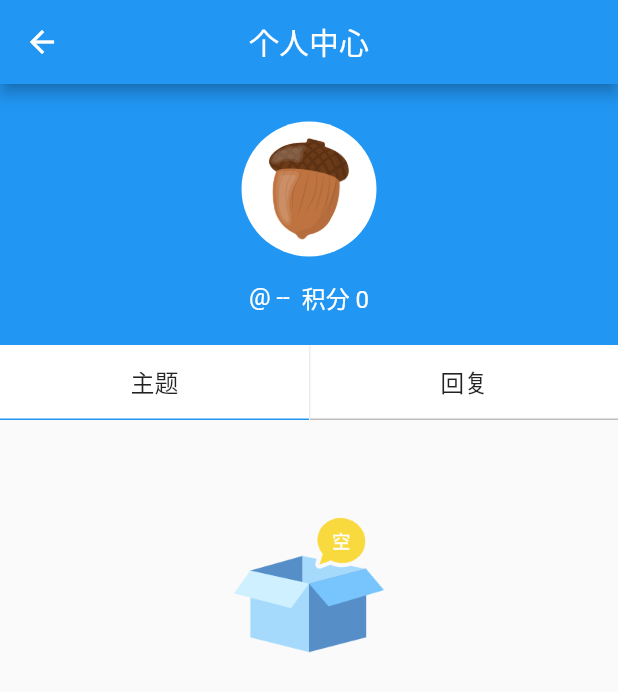
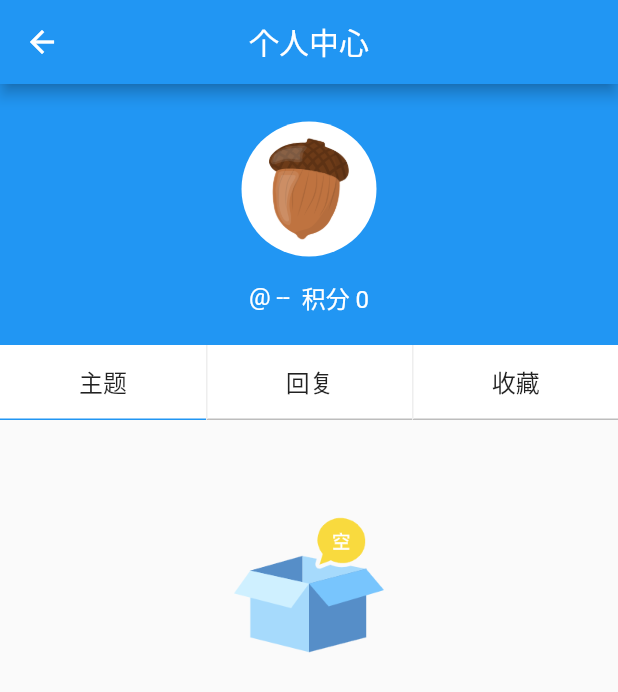
Before and after one commit to chenc041/hello_cnode, a Flutter app: the UserProfile screen opened directly, after a tap on "主题", on a phone screen of 412 x 824 dp. Shown: the top 692 px of the screen. Run offline on Flutter 3.47's test engine with Material 2 defaults, Android fonts, the phone set to English and light mode, and no system bars; our stand-ins replace date_format, dio, shared_preferences, webview_flutter; missing offline and left inert: qrscan; accounts and stored records are empty; generated files the repository leaves out were written again; network calls fail.

Commit message:
feat: 增加收藏功能

```diff
--- a/lib/constants/index.dart
+++ b/lib/constants/index.dart
@@ -27,6 +27,7 @@ const String NO_REPLY_CONTENT = '暂无回复';
 
 const String TAB_TYPE_OF_THEME = 'theme';
 const String TAB_TYPE_OF_REPLY = 'reply';
+const String TAB_TYPE_OF_COLLECT = 'collect';
 
 const double H1_SIZE = 18;
 const double H2_SIZE = 16;
--- a/lib/pages/userCenter.dart
+++ b/lib/pages/userCenter.dart
@@ -1,6 +1,7 @@
 import 'dart:math';
 import 'package:flutter/foundation.dart';
 import 'package:flutter/material.dart';
+import 'package:hello_cnode/models/home.dart';
 import 'package:hello_cnode/routes/routeParams.dart';
 import 'package:hello_cnode/utils/utils.dart';
 import 'package:hello_cnode/utils/request.dart';
@@ -23,10 +24,12 @@ class UserProfile extends StatefulWidget {
 class _UserProfile extends State<UserProfile> {
   bool _isFinish = false;
   UserCenter _userCenter;
+  List<UserDetail> _collect;
   List<UserDetail> _userDetail;
   String _currentTab = TAB_TYPE_OF_THEME;
   String _userAvatar = Utils.randomAvatar();
 
+  // 获取用户中心数据
   Future<Null> _getUserCenter() async {
     _userCenter = await Request.getUserCenter(widget.loginName);
     setState(() {
@@ -37,11 +40,21 @@ class _UserProfile extends State<UserProfile> {
     return;
   }
 
-  void _changeTab(String tab) {
+  // 获取用户搜藏内容
+  Future<Null> _getUserCollect() async {
+    _collect = await Request.getUserCollect(widget.loginName);
+    setState(() {
+      _collect = _collect;
+    });;
+  }
+
+  void _changeTab(String tab) async {
     if (tab == TAB_TYPE_OF_THEME) {
       _userDetail = _userCenter.recentTopics;
     } else if (tab == TAB_TYPE_OF_REPLY) {
       _userDetail = _userCenter.recentReplies;
+    } else {
+      _userDetail = _collect;
     }
     setState(() {
       _currentTab = tab;
@@ -53,6 +66,7 @@ class _UserProfile extends State<UserProfile> {
   void initState() {
     super.initState();
     _getUserCenter();
+    _getUserCollect();
   }
 
   @override
@@ -181,7 +195,33 @@ class _UserProfile extends State<UserProfile> {
                       child: Text('回复', style: TextStyle(fontSize: H2_SIZE)),
                     ),
                   ),
-                ))
+                )
+              ),
+              Expanded(
+                flex: 1,
+                child: Material(
+                  color: Colors.white,
+                  child: InkWell(
+                    onTap: () {
+                      _changeTab(TAB_TYPE_OF_COLLECT);
+                    },
+                    child: Container(
+                      height: 50.0,
+                      decoration: BoxDecoration(
+                        border: Border(
+                          left: BorderSide(width: 1.0, color: Colors.grey[200]),
+                          bottom: BorderSide(
+                            width: 1.0,
+                            color: _currentTab == TAB_TYPE_OF_COLLECT
+                              ? Colors.blue
+                              : Colors.grey[400]),
+                        )),
+                      alignment: Alignment.center,
+                      child: Text('收藏', style: TextStyle(fontSize: H2_SIZE)),
+                    ),
+                  ),
+                )
+              ),
             ],
           ),
         )
--- a/lib/utils/request.dart
+++ b/lib/utils/request.dart
@@ -2,6 +2,7 @@ import 'package:dio/dio.dart';
 import 'package:hello_cnode/models/home.dart';
 import 'package:hello_cnode/models/detail.dart';
 import 'package:hello_cnode/models/userCenter.dart';
+import 'package:hello_cnode/models/userDetail.dart';
 import 'package:hello_cnode/utils/utils.dart';
 
 /// this is the base request class
@@ -47,7 +48,8 @@ class Request {
   static Future<Detail> getDetailData(String id) async {
     Detail _detailData;
     try {
-      Response response = await dio.get('/api/v1/topic/$id?mdrender=false');
+      final prefs = await Utils.preference();
+      Response response = await dio.get('/api/v1/topic/$id', queryParameters: { 'mdrender': false, 'accessToken': prefs.get('token') });
       if (response.data['success']) {
         _detailData = Detail.fromJson(response.data['data']);
       }
@@ -62,7 +64,7 @@ class Request {
     UserCenter _userCenter;
     try {
       Response response =
-          await dio.get('https://cnodejs.org/api/v1/user/$loginName');
+          await dio.get('/api/v1/user/$loginName');
       if (response.data['success']) {
         _userCenter = UserCenter.fromJson(response.data['data']);
       }
@@ -71,4 +73,36 @@ class Request {
     }
     return _userCenter;
   }
+
+  // 获取个人收藏数据
+  static Future<List<UserDetail>> getUserCollect(String loginName) async {
+    List<UserDetail> _collect;
+    try {
+      Response response = await dio.get('/api/v1/topic_collect/$loginName');
+      if (response.data['success']) {
+        _collect = List<UserDetail>.from(
+          response.data['data'].map((item) => UserDetail.fromJson(item)));
+      } else {
+        _collect = [];
+      }
+    } catch (e) {
+      print(e);
+    }
+    return _collect;
+  }
+
+  // 收藏内容
+  static Future<bool> collectContent(String topicId, String accessToken) async {
+    bool _isSuccess = false;
+    try {
+      Response response = await dio.post('/topic_collect/collect', queryParameters: { 'topic_id': topicId, 'accesstoken': accessToken });
+      if (response.data['success']) {
+        _isSuccess = true;
+      }
+    } catch (e) {
+      print(e);
+    }
+    return _isSuccess;
+  }
+
 }
--- a/lib/widgets/userMoment.dart
+++ b/lib/widgets/userMoment.dart
@@ -35,7 +35,7 @@ Widget userMoment(UserDetail detail, BuildContext context) {
                 alignment: Alignment.centerLeft,
                 padding: EdgeInsets.symmetric(horizontal: 10, vertical: 8),
                 child: Text(
-                  detail.title*19 ?? '--',
+                  detail.title ?? '--',
                   style: TextStyle(fontSize: H2_SIZE),
                   maxLines: 1,
                   overflow: TextOverflow.ellipsis,
```
Also changed, not shown: lib/pages/detail.dart (+43 -5 lines), lib/widgets/detailReplay.dart (+20 -12 lines).
